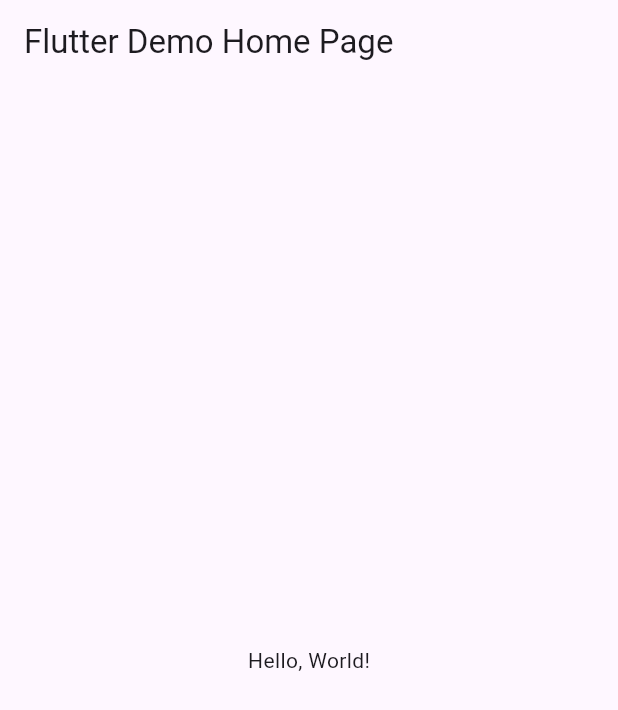
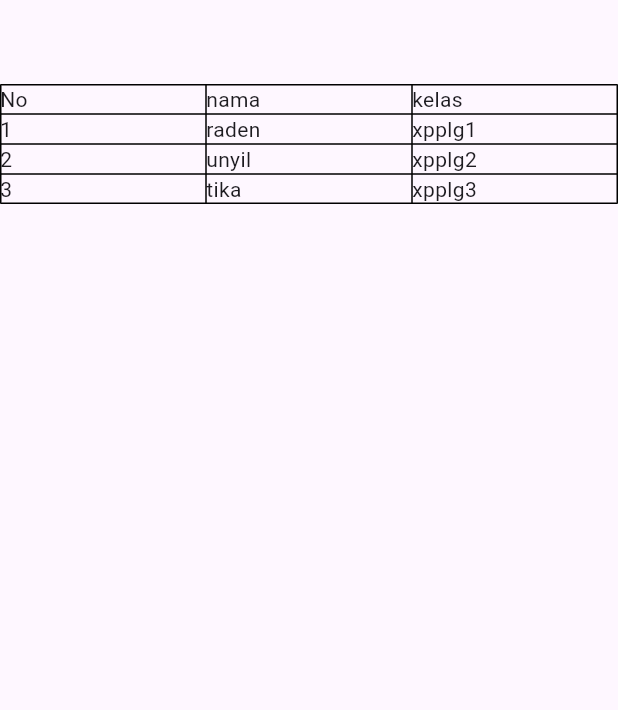
Before and after one commit to szanasihuy/perulangan2, a Flutter app: the screen it shows after launch, on a phone screen of 412 x 824 dp. Shown: the top 710 px of the screen. Run offline on Flutter 3.47's test engine with Material 3 defaults, Android fonts, the phone set to English and light mode, and no system bars.

Commit message:
Update main.dart

```diff
--- a/lib/main.dart
+++ b/lib/main.dart
@@ -1,41 +1,48 @@
 import 'package:flutter/material.dart';
 
-void main() => runApp(MyApp());
+void main() {
+  runApp(Coba());
+}
 
-class MyApp extends StatelessWidget {
-  const MyApp({super.key});
-  // This widget is the root of your application.
+class Coba extends StatefulWidget {
+  @override
+  State<Coba> createState() => Coba_State();
+}
+
+class Coba_State extends State<Coba> {
+  List<String> nama = ["raden", "unyil", "tika"];
+  List<String> kelas = ["xpplg1", "xpplg2", "xpplg3"];
+
   @override
   Widget build(BuildContext context) {
     return MaterialApp(
-      // Application name
-      title: 'Flutter Hello World',
-      // Application theme data, you can set the colors for the application as
-      // you want
-      theme: ThemeData(
-        // useMaterial3: false,
-        primarySwatch: Colors.blue,
-      ),
-      // A widget which will be started on application startup
-      home: MyHomePage(title: 'Flutter Demo Home Page'),
-    );
-  }
-}
-
-class MyHomePage extends StatelessWidget {
-  final String title;
-  const MyHomePage({super.key, required this.title});
-
-  @override
-  Widget build(BuildContext context) {
-    return Scaffold(
-      appBar: AppBar(
-        // The title text which will be shown on the action bar
-        title: Text(title),
-      ),
-      body: Center(
-        child: Text(
-          'Hello, World!',
+      home: Scaffold(
+        appBar: AppBar(),
+        body: Center(
+          child: Column(
+            children: [
+              Table(
+                border: TableBorder.all(),
+                children: [
+                  TableRow(
+                    children: [
+                      Text("No"),
+                      Text("nama"),
+                      Text("kelas"),
+                    ],
+                  ),
+                  for (int i = 0; i < nama.length; i++)
+                    TableRow(
+                      children: [
+                        Text("${i + 1}"),
+                        Text(nama[i]),
+                        Text(kelas[i]),
+                      ],
+                    ),
+                ],
+              ),
+            ],
+          ),
         ),
       ),
     );
```
